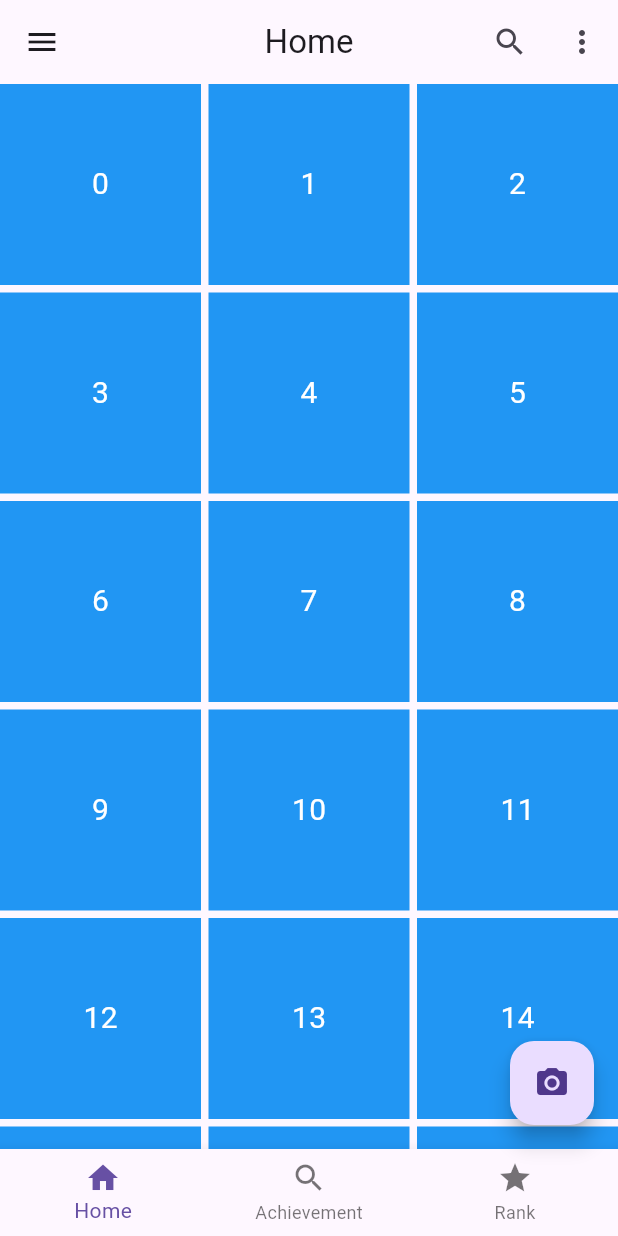
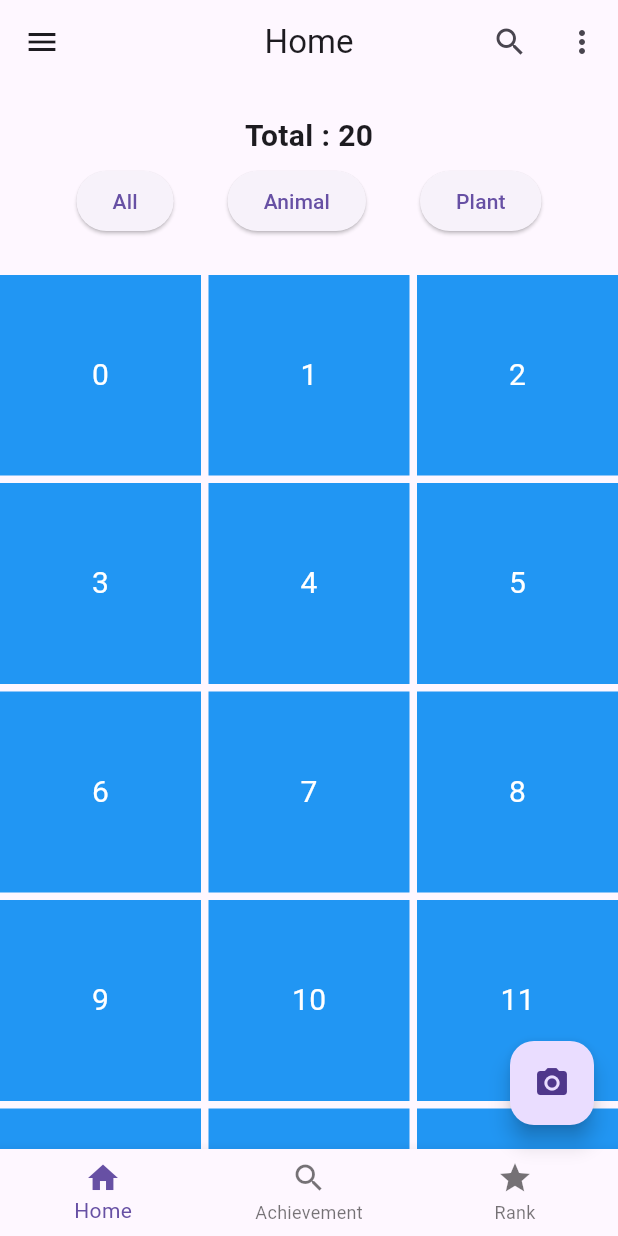
Before and after one commit to koo995/24_Solution_Challenge, a Flutter app: the screen it shows after launch, on a phone screen of 412 x 824 dp. Run offline on Flutter 3.47's test engine with Material 3 defaults, Android fonts, the phone set to English and light mode, and no system bars.

Commit message:
home 상단 추가

```diff
--- a/Front/lib/view/home_page.dart
+++ b/Front/lib/view/home_page.dart
@@ -119,6 +119,47 @@ class _Tab1State extends State<Tab1> {
   Widget build(BuildContext context) {
     return Column(
       children: [
+        Container(
+          margin: EdgeInsets.all(20),
+          child: Column(
+            children: [
+              Text(
+                'Total : 20',
+                style: TextStyle(
+                  fontSize: 20,
+                  fontWeight: FontWeight.bold,
+                ),
+              ),
+              Row(
+                mainAxisAlignment: MainAxisAlignment.spaceEvenly,
+                children: [
+                  Container(
+                    margin: EdgeInsets.all(5),
+                    child: ElevatedButton(
+                      onPressed: () {},
+                      child: Text('All'),
+                    ),
+                  ),
+                  Container(
+                    margin: EdgeInsets.all(5),
+                    child: ElevatedButton(
+                      onPressed: () {},
+                      child: Text('Animal'),
+                    ),
+                  ),
+                  Container(
+                    margin: EdgeInsets.all(5),
+                    child: ElevatedButton(
+                      onPressed: () {},
+                      child: Text('Plant'),
+                    ),
+                  ),
+                ],
+              )
+            ],
+          ),
+        ),
+
         Expanded(
           child: GridView.builder(
               gridDelegate: SliverGridDelegateWithFixedCrossAxisCount(
```
